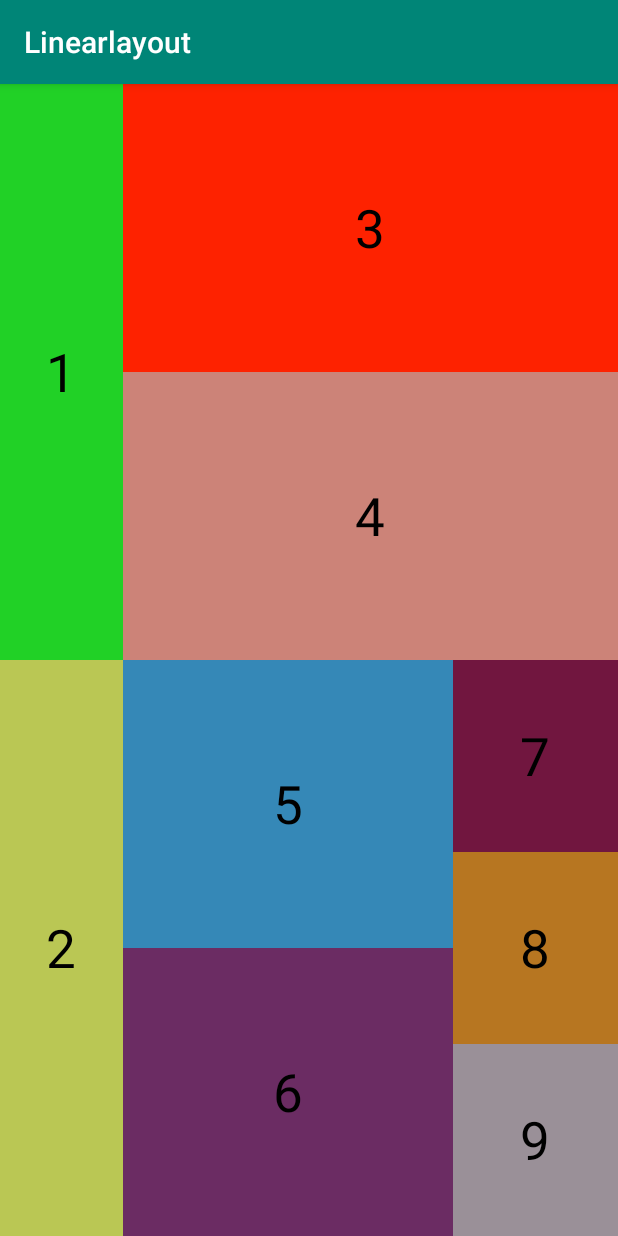
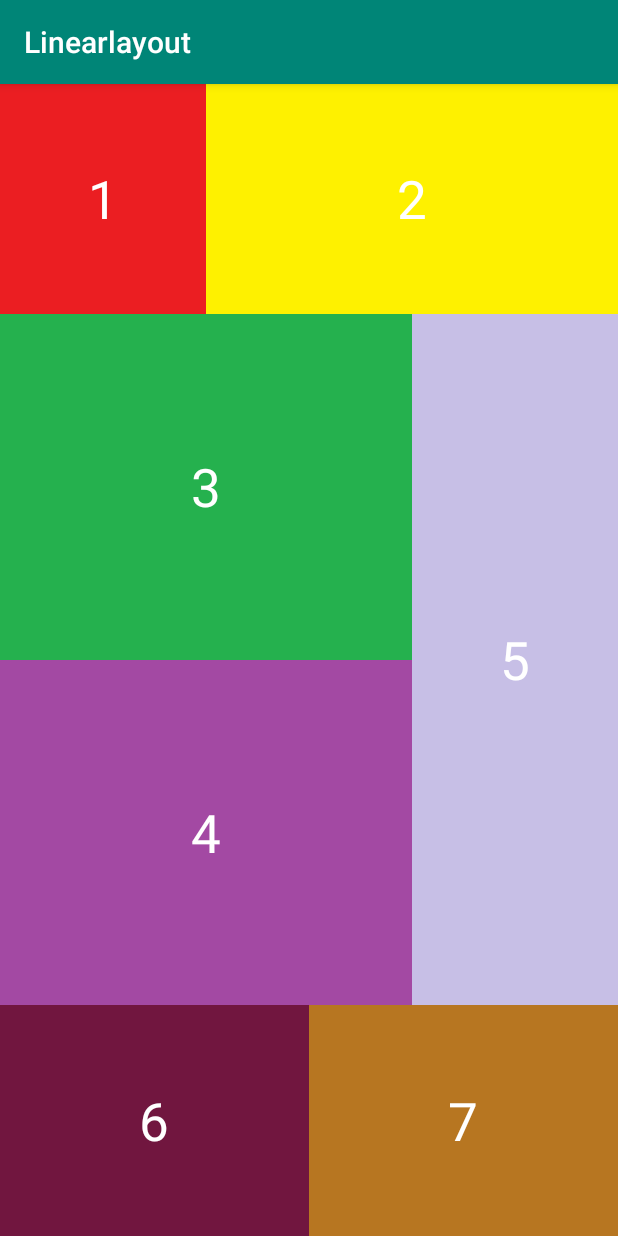
Before and after one commit to dungtran6868/Linearlayout, an Android app: the screen it shows after launch (MainActivity), on a phone screen of 412 x 824 dp. Run offline under Robolectric (Android 15) with nearby library versions, the phone set to English and light mode, and no system bars.

Commit message:
feat: ui bai tap 4

```diff
--- a/app/src/main/res/layout/activity_main.xml
+++ b/app/src/main/res/layout/activity_main.xml
@@ -4,13 +4,13 @@
     android:layout_width="match_parent"
     android:layout_height="match_parent"
     android:orientation="vertical"
-    android:weightSum="4">
+    android:weightSum="5">
     <LinearLayout
-        android:layout_weight = "2"
+        android:layout_weight = "1"
         android:layout_width = "match_parent"
         android:layout_height = "0dp"
         android:orientation="horizontal"
-        android:weightSum="5"
+        android:weightSum="3"
         >
 
         <LinearLayout
@@ -19,9 +19,9 @@
             android:layout_height="match_parent">
 
             <TextView
-                android:background="#21D126"
+                android:background="#EB1E22"
                 android:text="1"
-                android:textColor="#000000"
+                android:textColor="#ffffff"
                 android:textSize="35sp"
                 android:gravity="center"
                 android:layout_width="match_parent"
@@ -30,25 +30,13 @@
         </LinearLayout>
 
         <LinearLayout
-            android:layout_weight="4"
+            android:layout_weight="2"
             android:layout_width="0dp"
-            android:layout_height="match_parent"
-            android:orientation="vertical">
-
+            android:layout_height="match_parent">
             <TextView
-                android:layout_weight="1"
-                android:background="#fe2200"
-                android:text="3"
-                android:textColor="#000000"
-                android:textSize="35sp"
-                android:gravity="center"
-                android:layout_width="match_parent"
-                android:layout_height="match_parent" />
-            <TextView
-                android:layout_weight="1"
-                android:background="#cc8378"
-                android:text="4"
-                android:textColor="#000000"
+                android:background="#fef100"
+                android:text="2"
+                android:textColor="#ffffff"
                 android:textSize="35sp"
                 android:gravity="center"
                 android:layout_width="match_parent"
@@ -61,78 +49,81 @@
     </LinearLayout>
 
     <LinearLayout
-        android:layout_weight = "2"
-        android:layout_width = "match_parent"
-        android:layout_height = "0dp"
+        android:orientation="vertical"
+        android:layout_weight="4"
+        android:layout_width="match_parent"
+        android:layout_height="0dp"
+        android:weightSum="4">
+
+        <LinearLayout
             android:orientation="horizontal"
-        android:weightSum="5">
+            android:layout_weight="3"
+            android:layout_width="match_parent"
+            android:layout_height="0dp">
+
+            <LinearLayout
+                android:layout_weight="2"
+                android:layout_width="0dp"
+                android:layout_height="match_parent"
+                android:orientation="vertical">
+
+                <TextView
+                    android:layout_weight="1"
+                    android:text="3"
+                    android:textSize="35sp"
+                    android:gravity="center"
+                    android:textColor="#ffffff"
+                    android:background="#25b14e"
+                    android:layout_width="match_parent"
+                    android:layout_height="match_parent" />
+
+                <TextView
+                    android:layout_weight="1"
+                    android:text="4"
+                    android:textSize="35sp"
+                    android:gravity="center"
+                    android:textColor="#ffffff"
+                    android:background="#A349A3"
+                    android:layout_width="match_parent"
+                    android:layout_height="match_parent" />
+
+            </LinearLayout>
 
             <LinearLayout
                 android:layout_weight="1"
                 android:layout_width="0dp"
                 android:layout_height="match_parent">
+
                 <TextView
-                android:text="2"
+                    android:text="5"
                     android:textSize="35sp"
                     android:gravity="center"
-                android:textColor="#000000"
-                android:background="#bac754"
+                    android:textColor="#ffffff"
+                    android:background="#C7BFE6"
                     android:layout_width="match_parent"
                     android:layout_height="match_parent" />
             </LinearLayout>
 
-        <LinearLayout
-            android:orientation="horizontal"
-            android:layout_weight="4"
-            android:layout_width="0dp"
-            android:layout_height="match_parent"
-            android:weightSum="3">
-
-            <LinearLayout
-                android:orientation="vertical"
-                android:layout_weight="2"
-                android:layout_width="0dp"
-                android:layout_height="match_parent">
-
-                <TextView
-                    android:layout_weight="1"
-                    android:text="5"
-                    android:textSize="35sp"
-                    android:gravity="center"
-                    android:textColor="#000000"
-                    android:background="#3588b7"
-                    android:layout_width="match_parent"
-                    android:layout_height="0dp" />
-
-                <TextView
-                    android:text="6"
-                    android:layout_weight="1"
-                    android:textSize="35sp"
-                    android:gravity="center"
-                    android:textColor="#000000"
-                    android:background="#6b2c63"
-                    android:layout_width="match_parent"
-                    android:layout_height="0dp" />
 
 
         </LinearLayout>
 
         <LinearLayout
             android:layout_weight="1"
-                android:layout_width="0dp"
-                android:layout_height="match_parent"
-                android:orientation="vertical">
+            android:layout_width="match_parent"
+            android:layout_height="0dp"
+            android:orientation="horizontal">
 
             <LinearLayout
                 android:layout_weight="1"
                 android:layout_width="match_parent"
-                    android:layout_height="0dp">
+                android:layout_height="match_parent">
 
                 <TextView
-                        android:text="7"
+                    android:text="6"
                     android:textSize="35sp"
                     android:gravity="center"
-                        android:textColor="#000000"
+                    android:textColor="#ffffff"
                     android:background="#71163f"
                     android:layout_width="match_parent"
                     android:layout_height="match_parent" />
@@ -142,30 +133,14 @@
             <LinearLayout
                 android:layout_weight="1"
                 android:layout_width="match_parent"
-                    android:layout_height="0dp">
+                android:layout_height="match_parent">
 
                 <TextView
-                        android:text="8"
+                    android:text="7"
                     android:textSize="35sp"
                     android:gravity="center"
-                        android:textColor="#000000"
+                    android:textColor="#ffffff"
                     android:background="#b77621"
-                        android:layout_width="match_parent"
-                        android:layout_height="match_parent" />
-
-                </LinearLayout>
-
-                <LinearLayout
-                    android:layout_weight="1"
-                    android:layout_width="match_parent"
-                    android:layout_height="0dp">
-
-                    <TextView
-                        android:text="9"
-                        android:textSize="35sp"
-                        android:gravity="center"
-                        android:textColor="#000000"
-                        android:background="#9A9098"
                     android:layout_width="match_parent"
                     android:layout_height="match_parent" />
 
@@ -173,7 +148,7 @@
 
 
         </LinearLayout>
-        </LinearLayout>
+
 
     </LinearLayout>
 </LinearLayout>
```
Lines whose indentation alone changed are shown as unchanged.
